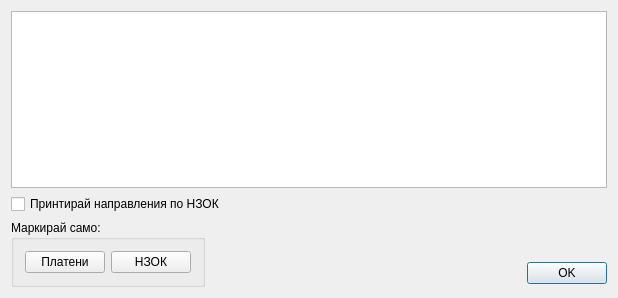
Before: the Qt Designer form src/View/Widgets/ProcedurePrintSelectDialog.ui in thefinalcutbg/DinoDent, drawn with Qt 5.
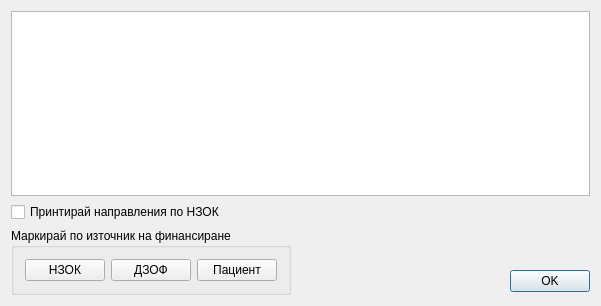
After: the same form once the commit is applied.

```diff
--- a/src/View/Widgets/ProcedurePrintSelectDialog.ui
+++ b/src/View/Widgets/ProcedurePrintSelectDialog.ui
@@ -9,8 +9,8 @@
    <rect>
     <x>0</x>
     <y>0</y>
-    <width>618</width>
-    <height>298</height>
+    <width>601</width>
+    <height>306</height>
    </rect>
   </property>
   <property name="minimumSize">
@@ -44,23 +44,13 @@
      <item>
       <widget class="QGroupBox" name="groupBox">
        <property name="title">
-        <string>Маркирай само:</string>
+        <string>Маркирай по източник на финансиране</string>
        </property>
        <layout class="QVBoxLayout" name="verticalLayout">
         <item>
          <layout class="QHBoxLayout" name="horizontalLayout">
           <item>
-           <widget class="QPushButton" name="paidButton">
-            <property name="text">
-             <string>Платени</string>
-            </property>
-            <property name="autoDefault">
-             <bool>false</bool>
-            </property>
-           </widget>
-          </item>
-          <item>
-           <widget class="QPushButton" name="nzokButton">
+           <widget class="QPushButton" name="nhifButton">
             <property name="text">
              <string>НЗОК</string>
             </property>
@@ -69,6 +59,23 @@
             </property>
            </widget>
           </item>
+          <item>
+           <widget class="QPushButton" name="phifButton">
+            <property name="text">
+             <string>ДЗОФ</string>
+            </property>
+           </widget>
+          </item>
+          <item>
+           <widget class="QPushButton" name="patientButton">
+            <property name="text">
+             <string>Пациент</string>
+            </property>
+            <property name="autoDefault">
+             <bool>false</bool>
+            </property>
+           </widget>
+          </item>
          </layout>
         </item>
        </layout>
```
Left out of the diff: 8 changed lines with no effect on the pictures.
